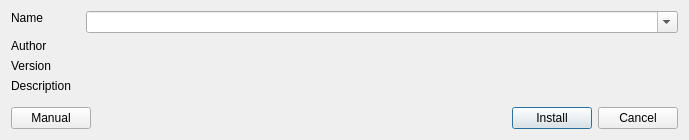
Before: the Qt Designer form src/ui/installerdialog.ui in CramMods/modorganizer-installer_giants, drawn with Qt 5.
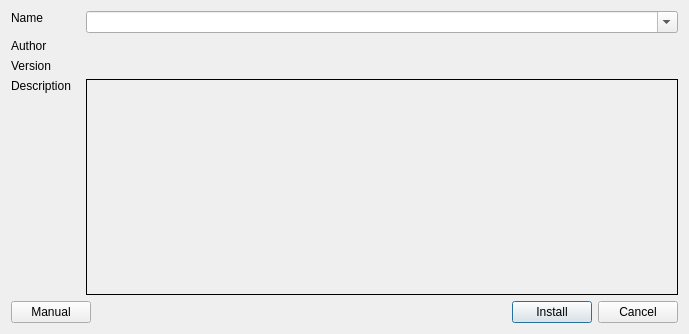
After: the same form once the commit is applied.

Commit message: Make description label scrollable

```diff
--- a/src/ui/installerdialog.ui
+++ b/src/ui/installerdialog.ui
@@ -7,7 +7,7 @@
     <x>0</x>
     <y>0</y>
     <width>689</width>
-    <height>140</height>
+    <height>334</height>
    </rect>
   </property>
   <property name="sizePolicy">
@@ -96,7 +96,34 @@
       </widget>
      </item>
      <item row="3" column="1">
+      <widget class="QScrollArea" name="scrollArea">
+       <property name="minimumSize">
+        <size>
+         <width>0</width>
+         <height>0</height>
+        </size>
+       </property>
+       <property name="frameShape">
+        <enum>QFrame::Shape::Box</enum>
+       </property>
+       <property name="frameShadow">
+        <enum>QFrame::Shadow::Plain</enum>
+       </property>
+       <property name="widgetResizable">
+        <bool>true</bool>
+       </property>
       <widget class="QLabel" name="DescriptionValue">
+        <property name="geometry">
+         <rect>
+          <x>0</x>
+          <y>0</y>
+          <width>592</width>
+          <height>208</height>
+         </rect>
+        </property>
+        <property name="styleSheet">
+         <string notr="true">padding: 2px;</string>
+        </property>
        <property name="text">
         <string/>
        </property>
@@ -106,6 +133,7 @@
        <property name="wordWrap">
         <bool>true</bool>
        </property>
+       </widget>
       </widget>
      </item>
     </layout>
```
Lines whose indentation alone changed are shown as unchanged.
